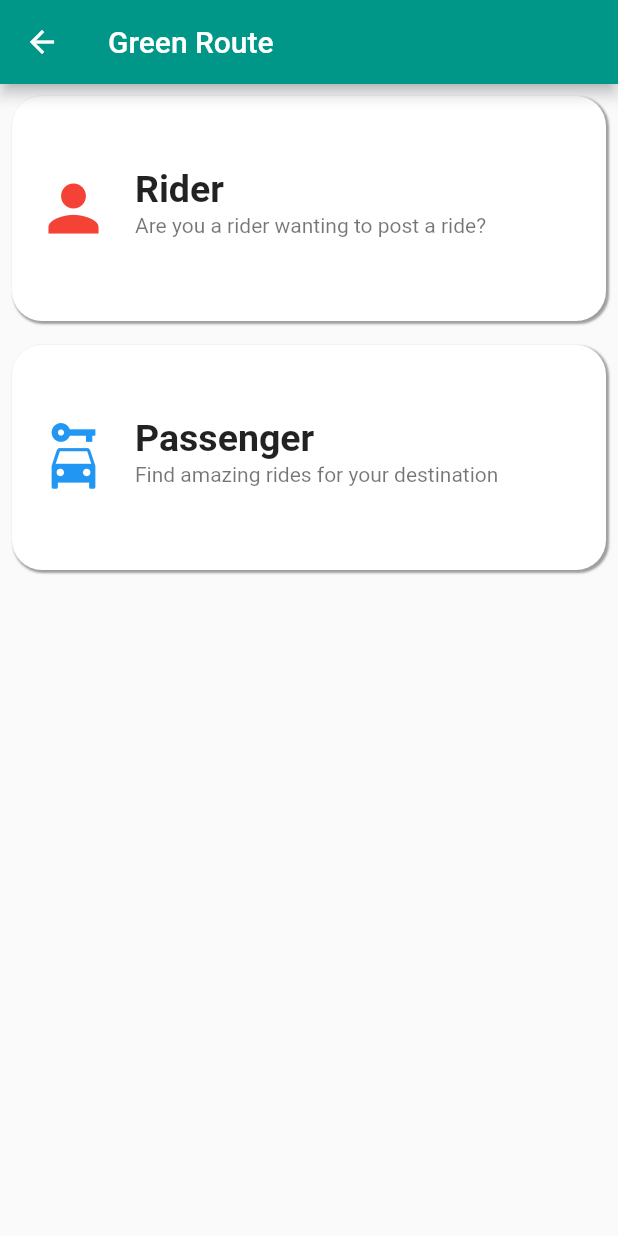
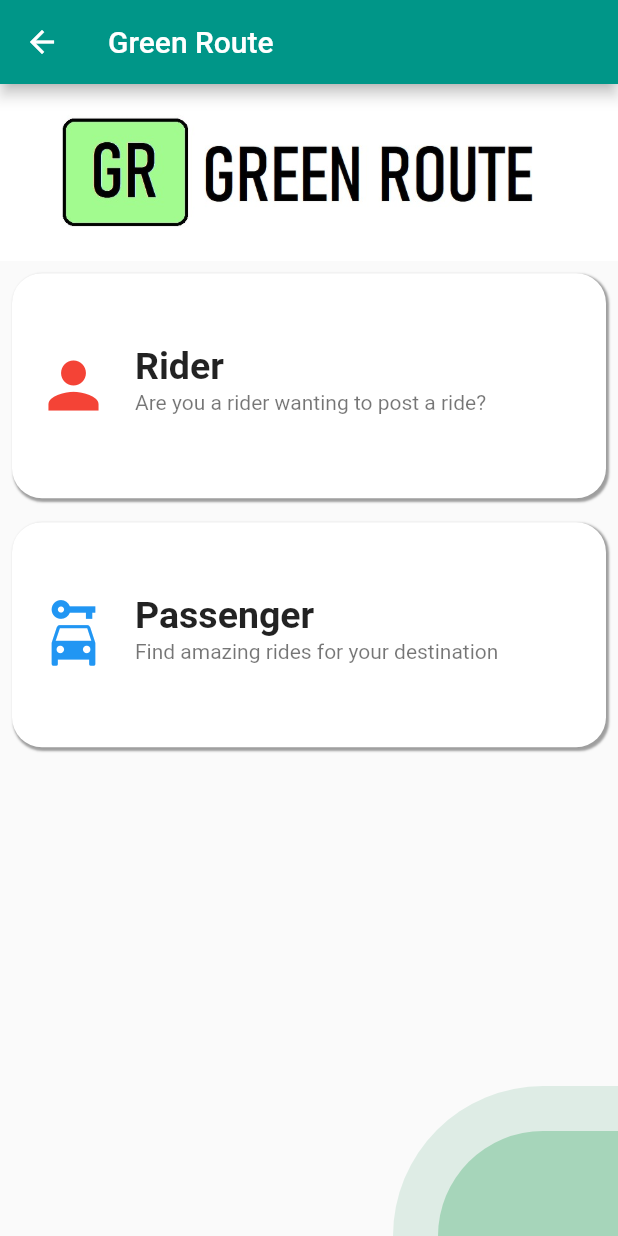
Before and after one commit to Green-Route/Green-Route-Mobile, a Flutter app: the screen it shows after launch, after a tap on "Login", after a tap on "CarPool", on a phone screen of 412 x 824 dp. Run offline on Flutter 3.47's test engine with Material 2 defaults, Android fonts, the phone set to English and light mode, and no system bars; our stand-ins replace google_fonts.

Commit message:
Updated UI

```diff
--- a/lib/Screens/Carpool/CarPoolHomeScreen.dart
+++ b/lib/Screens/Carpool/CarPoolHomeScreen.dart
@@ -1,6 +1,8 @@
 import 'package:flutter/material.dart';
 import 'package:green_route/Screens/Carpool/Rider/RiderHomePage.dart';
 import 'package:green_route/Widgets/MyCard.dart';
+
+import '../../Widgets/BottomDesign.dart';
 class CarPoolHome extends StatefulWidget {
   const CarPoolHome({Key? key}) : super(key: key);
 
@@ -13,10 +15,14 @@ class _CarPoolHomeState extends State<CarPoolHome> {
   Widget build(BuildContext context) {
     return Scaffold(
       appBar: AppBar(title: Text('Green Route'),),
-      body: Column(
+      body: Stack(
+        children: [
+          LightDesign(),
+          DarkDesign(),
+          Column(
             mainAxisAlignment: MainAxisAlignment.start,
             children: [
-
+              Logo(),
               GestureDetector(
                 onTap: (){
                   Navigator.push(context, MaterialPageRoute(builder: (context)=>RiderHome()));
@@ -33,6 +39,8 @@ class _CarPoolHomeState extends State<CarPoolHome> {
 
             ],
           ),
+        ],
+      ),
     );
   }
 }
--- a/lib/Screens/HomeScreen.dart
+++ b/lib/Screens/HomeScreen.dart
@@ -1,5 +1,6 @@
 import 'package:flutter/material.dart';
 import 'package:green_route/Screens/Carpool/CarPoolHomeScreen.dart';
+import 'package:green_route/Widgets/BottomDesign.dart';
 import 'package:green_route/Widgets/MyCard.dart';
 class HomeScreen extends StatefulWidget {
   const HomeScreen({Key? key}) : super(key: key);
@@ -12,11 +13,18 @@ class _HomeScreenState extends State<HomeScreen> {
   @override
   Widget build(BuildContext context) {
     return Scaffold(
-      appBar: AppBar(title: Text('Green Route'),),
-      body: Column(
+      appBar: AppBar(title: Text('Home'),leading: Icon(Icons.home,color: Colors.white,), actions: [Padding(
+        padding: const EdgeInsets.only(right: 15.0),
+        child: Icon(Icons.power_settings_new),
+      )],),
+      body: Stack(
+        children: [
+          LightDesign(),
+          DarkDesign(),
+          Column(
             mainAxisAlignment: MainAxisAlignment.start,
             children: [
-
+              Logo(),
               Padding(
                 padding: const EdgeInsets.all(8.0),
                 child: MyCard("Ev Station", "Find the nearest EV-Stations near you", Icons.ev_station, Colors.blueAccent),
@@ -37,6 +45,8 @@ class _HomeScreenState extends State<HomeScreen> {
 
             ],
           ),
+        ],
+      ),
     );
   }
 }
--- a/lib/Screens/LoginScreen.dart
+++ b/lib/Screens/LoginScreen.dart
@@ -2,6 +2,7 @@ import 'package:flutter/material.dart';
 import 'package:google_fonts/google_fonts.dart';
 import 'package:green_route/Screens/HomeScreen.dart';
 import 'package:green_route/Screens/SignUpScreen.dart';
+import 'package:green_route/Widgets/BottomDesign.dart';
 import 'package:green_route/Widgets/CommonButton.dart';
 
 import '../Widgets/CommonTextField.dart';
@@ -19,8 +20,14 @@ class _LoginScreenState extends State<LoginScreen> {
   @override
   Widget build(BuildContext context) {
     return Scaffold(
-      appBar: AppBar(title: Text('Green Route'),),
-      body: Center(child: Column(
+      resizeToAvoidBottomInset: false,
+      appBar: AppBar(title: Text("Login"),),
+      body: Stack(
+        children: [
+          LightDesign(),
+          DarkDesign(),
+          Logo(),
+          Center(child: Column(
             mainAxisAlignment: MainAxisAlignment.center,
             children: [
               Padding(
@@ -53,6 +60,8 @@ class _LoginScreenState extends State<LoginScreen> {
               ) )
             ],
           ),),
+        ],
+      ),
     );
   }
 }
--- /dev/null
+++ b/lib/Widgets/BottomDesign.dart
@@ -0,0 +1,43 @@
+import 'package:flutter/material.dart';
+class LightDesign extends StatelessWidget {
+  const LightDesign({Key? key}) : super(key: key);
+
+  @override
+  Widget build(BuildContext context) {
+    return Align(alignment: Alignment.bottomRight,
+      child: Container(
+        decoration: BoxDecoration(
+            color: Color(0xffC2DFD0).withOpacity(0.5),
+            borderRadius: BorderRadius.only(topLeft: Radius.circular(200))
+        ),
+        height: 100,
+        width: 150,
+      ),);
+
+  }
+}
+class DarkDesign extends StatelessWidget {
+  const DarkDesign({Key? key}) : super(key: key);
+
+  @override
+  Widget build(BuildContext context) {
+    return Align(alignment: Alignment.bottomRight,
+      child: Container(
+        decoration: BoxDecoration(
+            color: Color(0xff6FBF8F).withOpacity(0.5),
+            borderRadius: BorderRadius.only(topLeft: Radius.circular(180))
+        ),
+        height: 70,
+        width: 120,
+      ),);
+  }
+}
+class Logo extends StatelessWidget {
+  const Logo({Key? key}) : super(key: key);
+
+  @override
+  Widget build(BuildContext context) {
+    return Align(
+        alignment:Alignment.topCenter,child: Image.asset("assets/images/logo2.png"));
+  }
+}
```
Also changed, not shown: lib/Screens/Carpool/Rider/PostRide.dart (+35 -14 lines), lib/Screens/Carpool/Rider/RiderHomePage.dart (+10 -2 lines), lib/Screens/SignUpScreen.dart (+22 -4 lines). Lines whose indentation alone changed are shown as unchanged.
